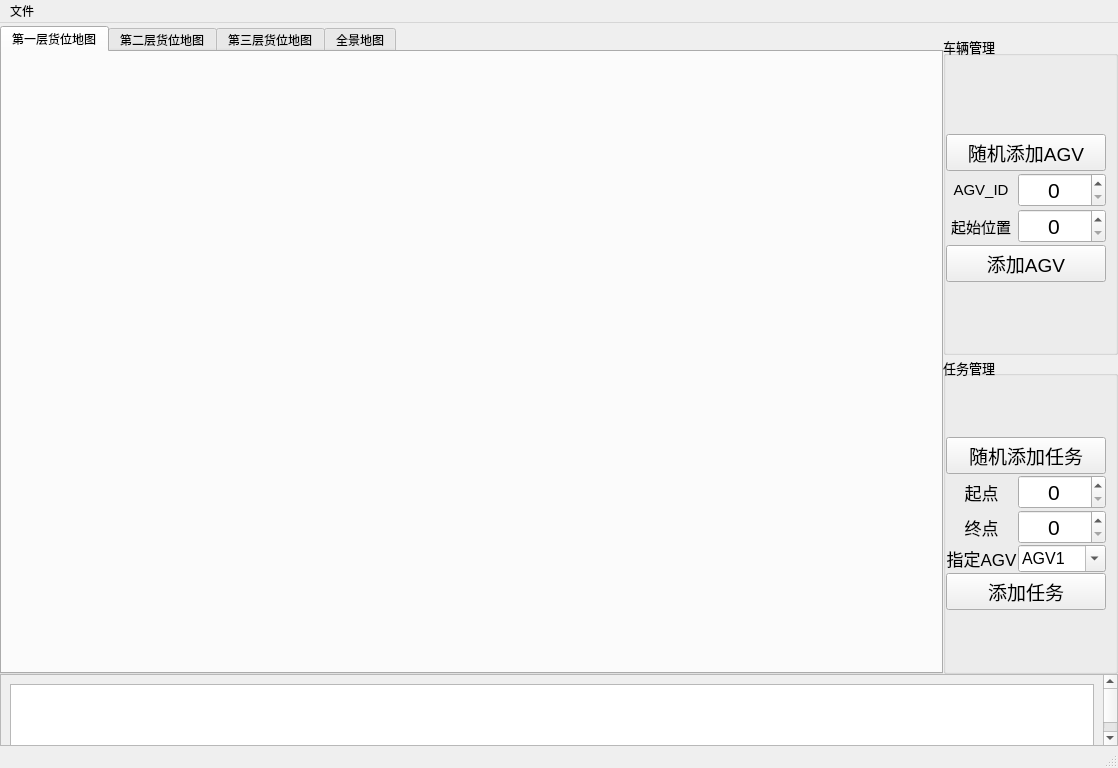
This is test.ui in XiaosongChen-GDUT/MyPythonProject as Qt 5 draws it before an edit. The edited form follows.
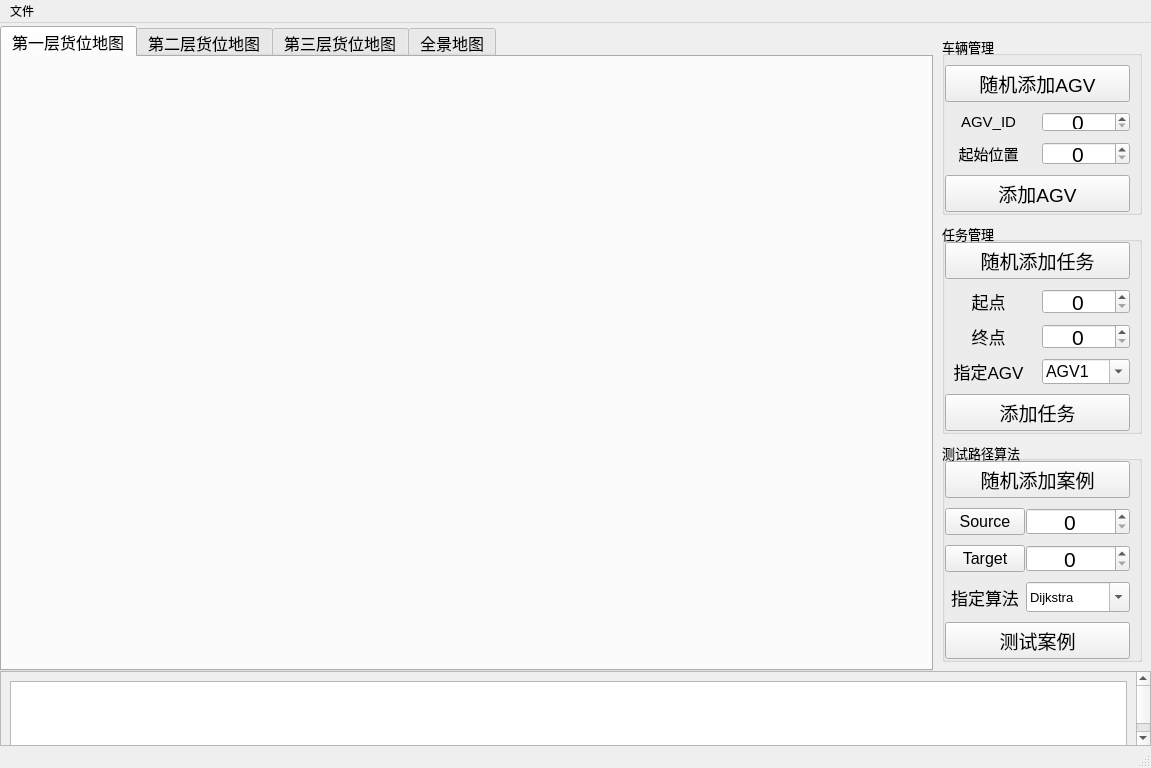
This is the edited form.

Commit message: 为了方便测试路径算法，需要点击图像中的节点作为起始点。添加点击图像，节点高亮的功能

```diff
--- a/test.ui
+++ b/test.ui
@@ -6,7 +6,7 @@
    <rect>
     <x>0</x>
     <y>0</y>
-    <width>1118</width>
+    <width>1151</width>
     <height>768</height>
    </rect>
   </property>
@@ -14,7 +14,12 @@
    <string>四向穿梭车货位优化与集成调度管理系统</string>
   </property>
   <widget class="QWidget" name="centralwidget">
-   <layout class="QVBoxLayout" name="verticalLayout_5" stretch="9,1">
+   <property name="font">
+    <font>
+     <pointsize>12</pointsize>
+    </font>
+   </property>
+   <layout class="QVBoxLayout" name="verticalLayout_5" stretch="6,1">
     <property name="spacing">
      <number>0</number>
     </property>
@@ -31,7 +36,7 @@
      <number>0</number>
     </property>
     <item>
-     <layout class="QHBoxLayout" name="horizontalLayout" stretch="9,1">
+     <layout class="QHBoxLayout" name="horizontalLayout" stretch="8,1">
       <item>
        <widget class="QTabWidget" name="tabWidget">
         <property name="autoFillBackground">
@@ -86,23 +91,8 @@
        </widget>
       </item>
       <item>
-       <widget class="QWidget" name="Right_widget" native="true">
+       <widget class="QFrame" name="Right_frame">
         <layout class="QVBoxLayout" name="verticalLayout">
-         <property name="spacing">
-          <number>0</number>
-         </property>
-         <property name="leftMargin">
-          <number>0</number>
-         </property>
-         <property name="topMargin">
-          <number>9</number>
-         </property>
-         <property name="rightMargin">
-          <number>0</number>
-         </property>
-         <property name="bottomMargin">
-          <number>0</number>
-         </property>
          <item>
           <widget class="QGroupBox" name="AGV_groupBox">
            <property name="font">
@@ -126,7 +116,7 @@
            </property>
            <layout class="QVBoxLayout" name="verticalLayout_2">
             <property name="spacing">
-             <number>2</number>
+             <number>10</number>
             </property>
             <property name="leftMargin">
              <number>0</number>
@@ -270,7 +260,7 @@
            </property>
            <layout class="QVBoxLayout" name="verticalLayout_3">
             <property name="spacing">
-             <number>1</number>
+             <number>10</number>
             </property>
             <property name="leftMargin">
              <number>0</number>
@@ -436,6 +426,206 @@
            </layout>
           </widget>
          </item>
+         <item>
+          <widget class="QGroupBox" name="test_path_planing">
+           <property name="font">
+            <font>
+             <pointsize>10</pointsize>
+            </font>
+           </property>
+           <property name="title">
+            <string>测试路径算法</string>
+           </property>
+           <property name="alignment">
+            <set>Qt::AlignBottom|Qt::AlignLeading|Qt::AlignLeft</set>
+           </property>
+           <layout class="QVBoxLayout" name="verticalLayout_6">
+            <property name="spacing">
+             <number>1</number>
+            </property>
+            <property name="leftMargin">
+             <number>0</number>
+            </property>
+            <property name="topMargin">
+             <number>0</number>
+            </property>
+            <property name="rightMargin">
+             <number>9</number>
+            </property>
+            <property name="bottomMargin">
+             <number>0</number>
+            </property>
+            <item>
+             <layout class="QGridLayout" name="path_planing_gridLayout">
+              <property name="verticalSpacing">
+               <number>10</number>
+              </property>
+              <item row="0" column="0" colspan="2">
+               <widget class="QPushButton" name="random_Add_Cases">
+                <property name="font">
+                 <font>
+                  <pointsize>14</pointsize>
+                 </font>
+                </property>
+                <property name="text">
+                 <string>随机添加案例</string>
+                </property>
+               </widget>
+              </item>
+              <item row="1" column="1">
+               <widget class="QSpinBox" name="source_spinBox">
+                <property name="minimumSize">
+                 <size>
+                  <width>0</width>
+                  <height>20</height>
+                 </size>
+                </property>
+                <property name="font">
+                 <font>
+                  <pointsize>16</pointsize>
+                 </font>
+                </property>
+                <property name="alignment">
+                 <set>Qt::AlignCenter</set>
+                </property>
+                <property name="maximum">
+                 <number>10000</number>
+                </property>
+               </widget>
+              </item>
+              <item row="2" column="1">
+               <widget class="QSpinBox" name="target_spinBox">
+                <property name="minimumSize">
+                 <size>
+                  <width>0</width>
+                  <height>20</height>
+                 </size>
+                </property>
+                <property name="font">
+                 <font>
+                  <pointsize>16</pointsize>
+                 </font>
+                </property>
+                <property name="alignment">
+                 <set>Qt::AlignCenter</set>
+                </property>
+                <property name="maximum">
+                 <number>10000</number>
+                </property>
+               </widget>
+              </item>
+              <item row="3" column="0">
+               <widget class="QLabel" name="point_algorithm_Qlable">
+                <property name="font">
+                 <font>
+                  <pointsize>13</pointsize>
+                 </font>
+                </property>
+                <property name="text">
+                 <string>指定算法</string>
+                </property>
+                <property name="alignment">
+                 <set>Qt::AlignCenter</set>
+                </property>
+               </widget>
+              </item>
+              <item row="3" column="1">
+               <widget class="QComboBox" name="point_algorithm_comboBox">
+                <property name="minimumSize">
+                 <size>
+                  <width>0</width>
+                  <height>30</height>
+                 </size>
+                </property>
+                <property name="font">
+                 <font>
+                  <pointsize>10</pointsize>
+                 </font>
+                </property>
+                <property name="autoFillBackground">
+                 <bool>true</bool>
+                </property>
+                <property name="editable">
+                 <bool>true</bool>
+                </property>
+                <property name="currentText">
+                 <string>Dijkstra</string>
+                </property>
+                <property name="maxVisibleItems">
+                 <number>30</number>
+                </property>
+                <property name="sizeAdjustPolicy">
+                 <enum>QComboBox::AdjustToContentsOnFirstShow</enum>
+                </property>
+                <property name="iconSize">
+                 <size>
+                  <width>16</width>
+                  <height>20</height>
+                 </size>
+                </property>
+                <item>
+                 <property name="text">
+                  <string>Dijkstra</string>
+                 </property>
+                </item>
+                <item>
+                 <property name="text">
+                  <string>Astar</string>
+                 </property>
+                </item>
+                <item>
+                 <property name="text">
+                  <string>dynamic_rcc</string>
+                 </property>
+                </item>
+                <item>
+                 <property name="text">
+                  <string>LPAstar</string>
+                 </property>
+                </item>
+               </widget>
+              </item>
+              <item row="4" column="0" colspan="2">
+               <widget class="QPushButton" name="add_case">
+                <property name="font">
+                 <font>
+                  <pointsize>14</pointsize>
+                 </font>
+                </property>
+                <property name="text">
+                 <string>测试案例</string>
+                </property>
+               </widget>
+              </item>
+              <item row="1" column="0">
+               <widget class="QPushButton" name="Source_Button">
+                <property name="font">
+                 <font>
+                  <pointsize>12</pointsize>
+                 </font>
+                </property>
+                <property name="text">
+                 <string>Source</string>
+                </property>
+               </widget>
+              </item>
+              <item row="2" column="0">
+               <widget class="QPushButton" name="Target_Button">
+                <property name="font">
+                 <font>
+                  <pointsize>12</pointsize>
+                 </font>
+                </property>
+                <property name="text">
+                 <string>Target</string>
+                </property>
+               </widget>
+              </item>
+             </layout>
+            </item>
+           </layout>
+          </widget>
+         </item>
         </layout>
        </widget>
       </item>
@@ -451,8 +641,8 @@
         <rect>
          <x>0</x>
          <y>0</y>
-         <width>1099</width>
-         <height>89</height>
+         <width>1149</width>
+         <height>101</height>
         </rect>
        </property>
        <layout class="QVBoxLayout" name="verticalLayout_4">
@@ -470,7 +660,7 @@
     <rect>
      <x>0</x>
      <y>0</y>
-     <width>1118</width>
+     <width>1151</width>
      <height>23</height>
     </rect>
    </property>
```
The commit also changes 5 other files.
